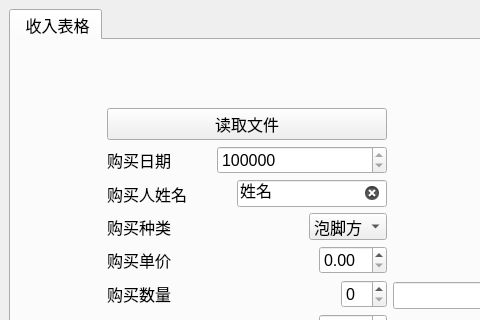
Old version of the form hfx.ui in the repository DongzhenHuangfu/My-Manage-App; both pictures show x 0 to 480 and y 0 to 320 of the 800 by 600 pixel window.
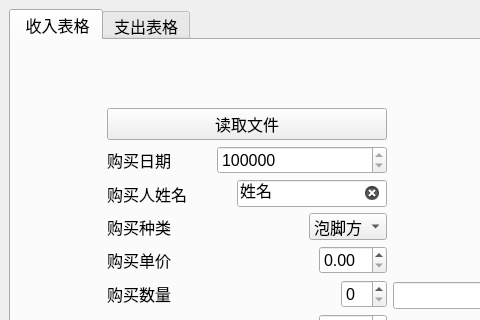
New version of the form. The open tabs and pages were chosen to show the change.

Commit message: feat: 添加输入支出的页面

What changed in the file:
```diff
--- a/hfx.ui
+++ b/hfx.ui
@@ -672,6 +672,11 @@
         </item>
        </layout>
       </widget>
+      <widget class="QWidget" name="TabOutcome">
+       <attribute name="title">
+        <string>支出表格</string>
+       </attribute>
+      </widget>
      </widget>
     </item>
    </layout>
```
Left out of the diff: 2 changed lines with no effect on the pictures.
